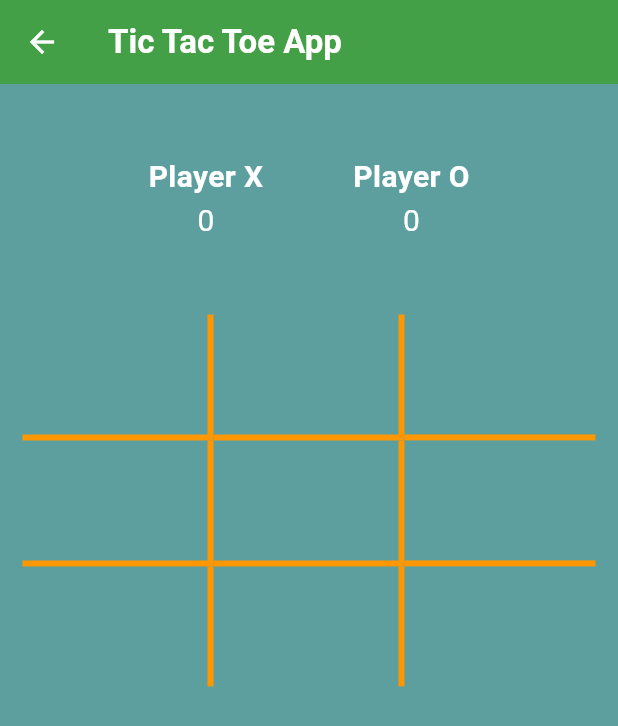
After one commit to MohamedAbuzaidDev/flutter_track1_project, a Flutter app: the XoApp screen opened by its route, on a phone screen of 412 x 824 dp. The commit adds this screen. Shown: the top 726 px of the screen. Run offline on Flutter 3.47's test engine with Material 3 defaults, Android fonts, the phone set to English and light mode, and no system bars; our stand-ins replace device_preview.

Commit message:
xo project

```diff
--- a/lib/core/routes/pages.dart
+++ b/lib/core/routes/pages.dart
@@ -2,6 +2,7 @@ import 'package:flutter/material.dart';
 import 'package:track1_project/core/routes/routes_name.dart';
 import 'package:track1_project/pages/home_screen.dart';
 import 'package:track1_project/pages/splash_screen.dart';
+import 'package:xo_app/xo_app.dart';
 
 class AppRoute {
   static Route<dynamic> generate(RouteSettings? settings) {
@@ -14,6 +15,10 @@ class AppRoute {
         return MaterialPageRoute(builder: (_) {
           return const HomeScreen();
         });
+      case RoutesName.xoApp:
+        return MaterialPageRoute(builder: (_) {
+          return const XoApp();
+        });
       default:
         throw Exception('Route not found!');
     }
--- a/pubspec.yaml
+++ b/pubspec.yaml
@@ -32,6 +32,8 @@ dependencies:
   device_preview: ^1.2.0
   flutter:
     sdk: flutter
+  xo_app:
+    path: ./xo_app
 
 dev_dependencies:
 
--- /dev/null
+++ b/xo_app/analysis_options.yaml
@@ -0,0 +1,4 @@
+include: package:flutter_lints/flutter.yaml
+
+# Additional information about this file can be found at
+# https://dart.dev/guides/language/analysis-options
--- /dev/null
+++ b/xo_app/lib/xo_app.dart
@@ -0,0 +1,292 @@
+import 'package:flutter/material.dart';
+
+class XoApp extends StatefulWidget {
+  const XoApp({super.key});
+
+  @override
+  State<XoApp> createState() => _XoAppState();
+}
+
+class _XoAppState extends State<XoApp> {
+  bool oTurn = true;
+  List<String> displayElement = ['', '', '', '', '', '', '', '', ''];
+  int oScore = 0;
+  int xScore = 0;
+  int filledBoxes = 0;
+
+  @override
+  Widget build(BuildContext context) {
+    return Scaffold(
+      backgroundColor: const Color(0xff5D9E9F),
+      appBar: _appBar(),
+      body: Padding(
+        padding: const EdgeInsets.symmetric(horizontal: 15),
+        child: _body(),
+        ),
+    );
+  }
+
+  AppBar _appBar() {
+    return AppBar(
+      foregroundColor: Colors.white,
+      title: const Text(
+        'Tic Tac Toe App',
+        style: TextStyle(fontWeight: FontWeight.bold),
+      ),
+      backgroundColor: Colors.green[600],
+    );
+  }
+
+  Widget _body() {
+    return Column(
+      mainAxisAlignment: MainAxisAlignment.start,
+      children: [_resultsBanner(), _board()],
+    );
+  }
+
+  Widget _resultsBanner() {
+    return Expanded(
+      child: Row(
+        mainAxisAlignment: MainAxisAlignment.center,
+        children: <Widget>[
+          Padding(
+            padding: const EdgeInsets.all(30.0),
+            child: Column(
+              mainAxisAlignment: MainAxisAlignment.center,
+              children: <Widget>[
+                const Text(
+                  'Player X',
+                  style: TextStyle(
+                      fontSize: 20,
+                      fontWeight: FontWeight.bold,
+                      color: Colors.white),
+                ),
+                Text(
+                  xScore.toString(),
+                  style: const TextStyle(fontSize: 20, color: Colors.white),
+                ),
+              ],
+            ),
+          ),
+          Padding(
+            padding: const EdgeInsets.all(30.0),
+            child: Column(
+              mainAxisAlignment: MainAxisAlignment.center,
+              children: <Widget>[
+                const Text('Player O',
+                    style: TextStyle(
+                        fontSize: 20,
+                        fontWeight: FontWeight.bold,
+                        color: Colors.white)),
+                Text(
+                  oScore.toString(),
+                  style: const TextStyle(fontSize: 20, color: Colors.white),
+                ),
+              ],
+            ),
+          ),
+        ],
+      ),
+    );
+  }
+
+
+  Widget _board() {
+    return Expanded(
+      flex: 4,
+      child: Column(
+        children: [
+          _boardRow(
+            indxStart: 0
+          ),
+          _boardRow(
+            indxStart: 3
+          ),
+          _boardRow(last: true,
+          indxStart: 6
+          )
+        ],
+      ));
+  }
+
+  Widget _boardRow({
+    bool last = false,
+    required int indxStart
+  }) {
+    return Row(
+      children: [
+        _boardBox(
+          bottomBorder: !last,
+          indx: indxStart
+        ),
+        _boardBox(
+          bottomBorder: !last,
+          indx: indxStart + 1
+        ),
+        _boardBox(
+          endBorder: false,
+          bottomBorder: !last,
+          indx: indxStart + 2
+          ),
+      ],
+    );
+  }
+
+  Expanded _boardBox({
+    bool endBorder = true,
+    bool bottomBorder = true,
+    required int indx
+  }) {
+    return Expanded(child: InkWell(
+      onTap: () {
+        setState(() {
+          //! play role
+          if(displayElement[indx].isEmpty) {
+            displayElement[indx] = oTurn? 'O': "X";
+            filledBoxes++;
+             //! change turn
+            oTurn = !oTurn;
+             //! check winner
+          _checkWinner();
+          }
+
+        });
+      },
+      child: Container(
+          padding: const EdgeInsets.all(15),
+          alignment: Alignment.center,
+          decoration: BoxDecoration(
+            border: BorderDirectional(
+              end: endBorder? const BorderSide(color: Colors.orange, width: 4): BorderSide.none,
+              bottom: bottomBorder? const BorderSide(color: Colors.orange, width: 4): BorderSide.none,
+            )
+          ),
+          child: Text(displayElement[indx], style: TextStyle(fontSize: 35, fontWeight: FontWeight.bold, color: displayElement[indx] == 'O'? const Color(0xff0B575B) : Colors.white),),
+        ),
+    ));
+  }
+
+    void _checkWinner() {
+
+    // Checking rows
+    if (displayElement[0] == displayElement[1] &&
+        displayElement[0] == displayElement[2] &&
+        displayElement[0] != '') {
+      _showWinDialog(displayElement[0]);
+    }
+    if (displayElement[3] == displayElement[4] &&
+        displayElement[3] == displayElement[5] &&
+        displayElement[3] != '') {
+      _showWinDialog(displayElement[3]);
+    }
+    if (displayElement[6] == displayElement[7] &&
+        displayElement[6] == displayElement[8] &&
+        displayElement[6] != '') {
+      _showWinDialog(displayElement[6]);
+    }
+
+    // Checking Column
+    if (displayElement[0] == displayElement[3] &&
+        displayElement[0] == displayElement[6] &&
+        displayElement[0] != '') {
+      _showWinDialog(displayElement[0]);
+    }
+    if (displayElement[1] == displayElement[4] &&
+        displayElement[1] == displayElement[7] &&
+        displayElement[1] != '') {
+      _showWinDialog(displayElement[1]);
+    }
+    if (displayElement[2] == displayElement[5] &&
+        displayElement[2] == displayElement[8] &&
+        displayElement[2] != '') {
+      _showWinDialog(displayElement[2]);
+    }
+
+    // Checking Diagonal
+    if (displayElement[0] == displayElement[4] &&
+        displayElement[0] == displayElement[8] &&
+        displayElement[0] != '') {
+      _showWinDialog(displayElement[0]);
+    }
+    if (displayElement[2] == displayElement[4] &&
+        displayElement[2] == displayElement[6] &&
+        displayElement[2] != '') {
+      _showWinDialog(displayElement[2]);
+    } else if (filledBoxes == 9) {
+      _showDrawDialog();
+    }
+  }
+
+    void _showWinDialog(String winner) {
+    showDialog(
+        barrierDismissible: false,
+        context: context,
+        builder: (BuildContext context) {
+          return AlertDialog(
+            title: Text("\" " + winner + " \" is Winner!!!"),
+            actions: [
+              TextButton(
+                style: TextButton.styleFrom(
+                  foregroundColor: Colors.red, // foreground
+                ),
+                child: Text("Play Again"),
+                onPressed: () {
+                  _clearBoard();
+                  Navigator.of(context).pop();
+                },
+              )
+            ],
+          );
+        });
+
+    if (winner == 'O') {
+      oScore++;
+    } else if (winner == 'X') {
+      xScore++;
+    }
+  }
+
+  void _showDrawDialog() {
+    showDialog(
+        barrierDismissible: false,
+        context: context,
+        builder: (BuildContext context) {
+          return AlertDialog(
+            title: Text("Draw"),
+            actions: [
+              TextButton(
+              style: TextButton.styleFrom(
+                  foregroundColor: Colors.red, // foreground
+                ),
+                onPressed: () {
+                  _clearBoard();
+                  Navigator.of(context).pop();
+                },
+                child: Text('Play Again'),
+              )
+            ],
+          );
+        });
+  }
+
+  void _clearBoard() {
+    setState(() {
+      for (int i = 0; i < 9; i++) {
+        displayElement[i] = '';
+      }
+    });
+
+    filledBoxes = 0;
+  }
+
+  void _clearScoreBoard() {
+    setState(() {
+      xScore = 0;
+      oScore = 0;
+      for (int i = 0; i < 9; i++) {
+        displayElement[i] = '';
+      }
+    });
+    filledBoxes = 0;
+  }
+}
```
Also changed, not shown: xo_app/pubspec.yaml (added, +54 -0 lines), pubspec.lock, 5 other files.
